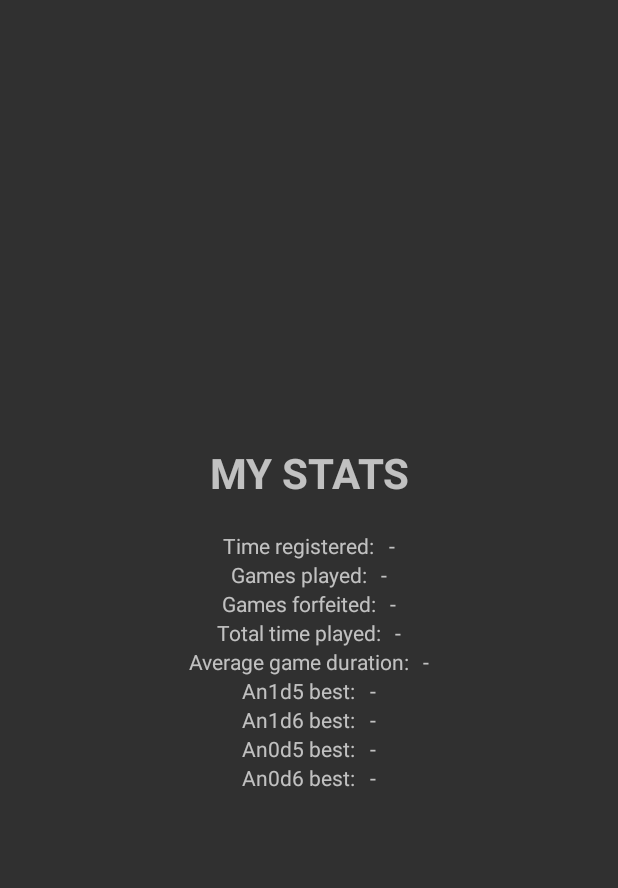
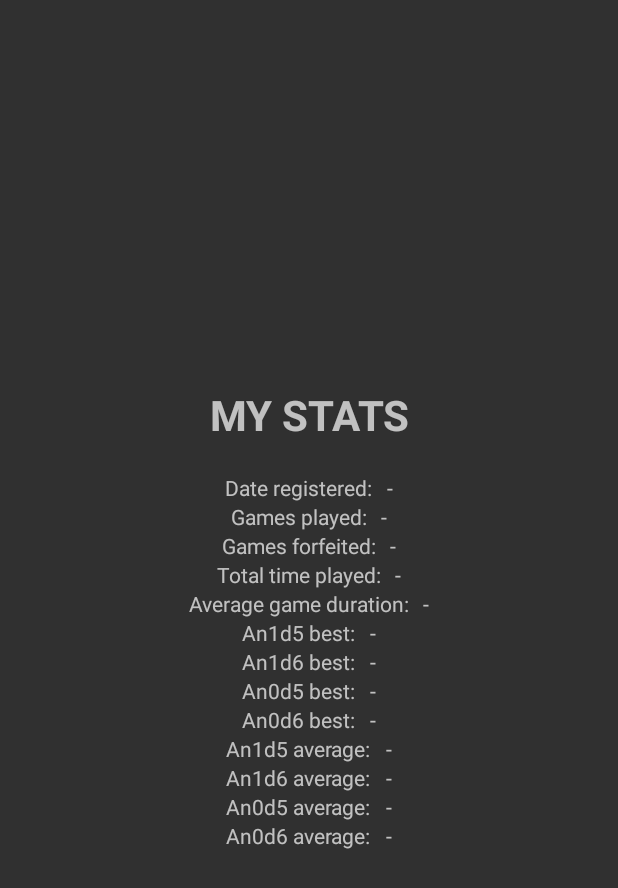
Before and after one commit to tomiplaz/yamb-friends, an Android app: the layout activity_my_stats_dialog.xml on its own in the app's theme, with its tools: preview values and no code run, on a phone screen of 412 x 824 dp. Shown: the top 888 px of the screen. Run offline under Robolectric (Android 15) with nearby library versions, the phone set to English and light mode, and no system bars.

Commit message:
Finished MyStats

```diff
--- a/app/src/main/java/com/plazonic/tomislav/yambfriends/StatsActivity.java
+++ b/app/src/main/java/com/plazonic/tomislav/yambfriends/StatsActivity.java
@@ -48,9 +48,9 @@ public class StatsActivity extends AppCompatActivity implements View.OnClickList
                 .create(RestApi.class);
 
         getNumberOfUsers();
-        getNumberOfGamesPlayed("total");
-        getNumberOfGamesPlayed("registered");
-        getNumberOfGamesPlayed("anonymous");
+        for (String key : tvGamesPlayed.keySet()) {
+            getNumberOfGamesPlayed(key);
+        }
     }
 
     @Override
--- a/app/src/main/res/layout/activity_my_stats_dialog.xml
+++ b/app/src/main/res/layout/activity_my_stats_dialog.xml
@@ -229,4 +229,96 @@
 
     </LinearLayout>
 
+    <LinearLayout
+        android:id="@+id/an1d5_average_layout"
+        android:layout_width="wrap_content"
+        android:layout_height="wrap_content">
+
+        <TextView
+            android:id="@+id/an1d5_average_label"
+            android:layout_width="wrap_content"
+            android:layout_height="wrap_content"
+            android:text="@string/an1d5_average_label"
+            android:gravity="center"/>
+
+        <TextView
+            android:id="@+id/an1d5_average_value"
+            android:layout_width="wrap_content"
+            android:layout_height="wrap_content"
+            android:layout_marginLeft="@dimen/default_side_margin"
+            android:layout_marginStart="@dimen/default_side_margin"
+            android:text="@string/placeholder"
+            android:gravity="center"/>
+
+    </LinearLayout>
+
+    <LinearLayout
+        android:id="@+id/an1d6_average_layout"
+        android:layout_width="wrap_content"
+        android:layout_height="wrap_content">
+
+        <TextView
+            android:id="@+id/an1d6_average_label"
+            android:layout_width="wrap_content"
+            android:layout_height="wrap_content"
+            android:text="@string/an1d6_average_label"
+            android:gravity="center"/>
+
+        <TextView
+            android:id="@+id/an1d6_average_value"
+            android:layout_width="wrap_content"
+            android:layout_height="wrap_content"
+            android:layout_marginLeft="@dimen/default_side_margin"
+            android:layout_marginStart="@dimen/default_side_margin"
+            android:text="@string/placeholder"
+            android:gravity="center"/>
+
+    </LinearLayout>
+
+    <LinearLayout
+        android:id="@+id/an0d5_average_layout"
+        android:layout_width="wrap_content"
+        android:layout_height="wrap_content">
+
+        <TextView
+            android:id="@+id/an0d5_average_label"
+            android:layout_width="wrap_content"
+            android:layout_height="wrap_content"
+            android:text="@string/an0d5_average_label"
+            android:gravity="center"/>
+
+        <TextView
+            android:id="@+id/an0d5_average_value"
+            android:layout_width="wrap_content"
+            android:layout_height="wrap_content"
+            android:layout_marginLeft="@dimen/default_side_margin"
+            android:layout_marginStart="@dimen/default_side_margin"
+            android:text="@string/placeholder"
+            android:gravity="center"/>
+
+    </LinearLayout>
+
+    <LinearLayout
+        android:id="@+id/an0d6_average_layout"
+        android:layout_width="wrap_content"
+        android:layout_height="wrap_content">
+
+        <TextView
+            android:id="@+id/an0d6_average_label"
+            android:layout_width="wrap_content"
+            android:layout_height="wrap_content"
+            android:text="@string/an0d6_average_label"
+            android:gravity="center"/>
+
+        <TextView
+            android:id="@+id/an0d6_average_value"
+            android:layout_width="wrap_content"
+            android:layout_height="wrap_content"
+            android:layout_marginLeft="@dimen/default_side_margin"
+            android:layout_marginStart="@dimen/default_side_margin"
+            android:text="@string/placeholder"
+            android:gravity="center"/>
+
+    </LinearLayout>
+
 </LinearLayout>
--- a/app/src/main/res/values/strings.xml
+++ b/app/src/main/res/values/strings.xml
@@ -117,7 +117,7 @@
     <string name="no_profile_image">No profile image</string>
 
     <string name="my_stats_title">My stats</string>
-    <string name="time_registered_label">Time registered:</string>
+    <string name="time_registered_label">Date registered:</string>
     <string name="games_played_label">Games played:</string>
     <string name="games_forfeited_label">Games forfeited:</string>
     <string name="total_time_played_label">Total time played:</string>
```
Also changed, not shown: app/src/main/java/com/plazonic/tomislav/yambfriends/MyStatsDialogActivity.java (+43 -2 lines), 1 other file.
